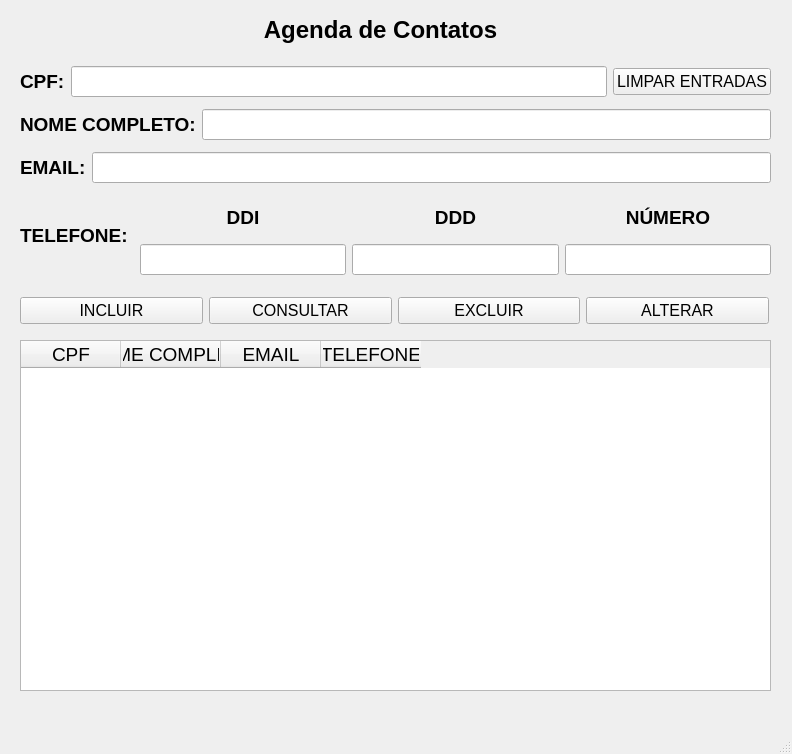
This is ProjetoAgendaContatos2023/mainwindow.ui in GubioGarcia/ProjetoAgendaDeContatos as Qt 5 draws it before an edit. The edited form follows.
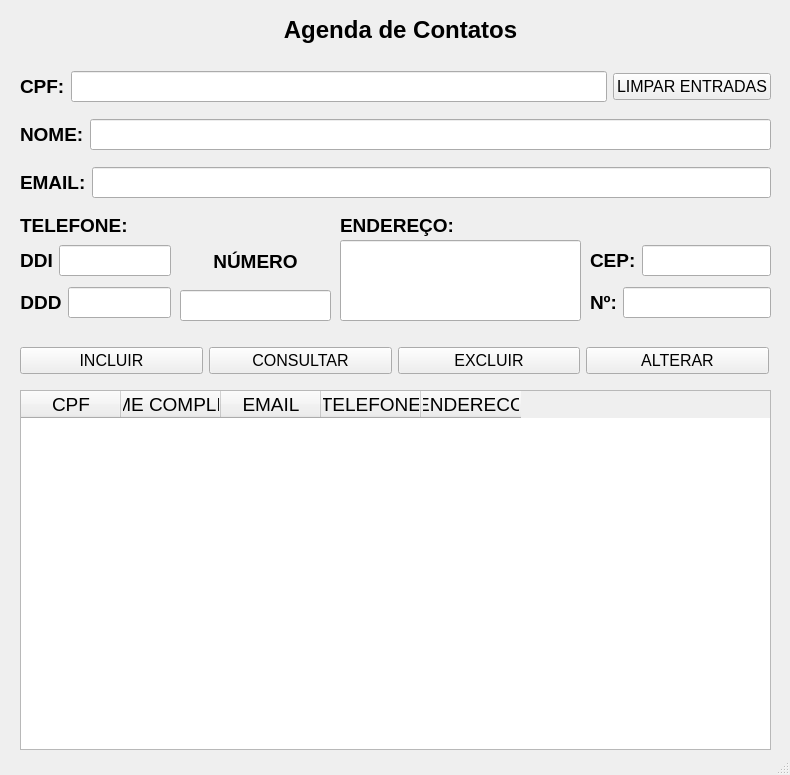
This is the edited form.

```diff
--- a/ProjetoAgendaContatos2023/mainwindow.ui
+++ b/ProjetoAgendaContatos2023/mainwindow.ui
@@ -6,10 +6,28 @@
    <rect>
     <x>0</x>
     <y>0</y>
-    <width>792</width>
-    <height>754</height>
+    <width>790</width>
+    <height>775</height>
    </rect>
   </property>
+  <property name="sizePolicy">
+   <sizepolicy hsizetype="Fixed" vsizetype="Fixed">
+    <horstretch>0</horstretch>
+    <verstretch>0</verstretch>
+   </sizepolicy>
+  </property>
+  <property name="minimumSize">
+   <size>
+    <width>790</width>
+    <height>775</height>
+   </size>
+  </property>
+  <property name="maximumSize">
+   <size>
+    <width>790</width>
+    <height>775</height>
+   </size>
+  </property>
   <property name="windowTitle">
    <string>MainWindow</string>
   </property>
@@ -17,7 +35,7 @@
    <widget class="QLabel" name="label">
     <property name="geometry">
      <rect>
-      <x>230</x>
+      <x>250</x>
       <y>10</y>
       <width>301</width>
       <height>41</height>
@@ -31,11 +49,29 @@
     <property name="geometry">
      <rect>
       <x>20</x>
-      <y>340</y>
+      <y>390</y>
       <width>751</width>
-      <height>351</height>
+      <height>360</height>
      </rect>
     </property>
+    <property name="sizePolicy">
+     <sizepolicy hsizetype="Fixed" vsizetype="Fixed">
+      <horstretch>0</horstretch>
+      <verstretch>0</verstretch>
+     </sizepolicy>
+    </property>
+    <property name="minimumSize">
+     <size>
+      <width>751</width>
+      <height>360</height>
+     </size>
+    </property>
+    <property name="maximumSize">
+     <size>
+      <width>751</width>
+      <height>360</height>
+     </size>
+    </property>
     <column>
      <property name="text">
       <string>CPF</string>
@@ -76,12 +112,22 @@
       </font>
      </property>
     </column>
+    <column>
+     <property name="text">
+      <string>ENDERECO</string>
+     </property>
+     <property name="font">
+      <font>
+       <pointsize>14</pointsize>
+      </font>
+     </property>
+    </column>
    </widget>
    <widget class="QWidget" name="layoutWidget">
     <property name="geometry">
      <rect>
       <x>20</x>
-      <y>290</y>
+      <y>340</y>
       <width>749</width>
       <height>41</height>
      </rect>
@@ -143,7 +189,7 @@
       <x>20</x>
       <y>210</y>
       <width>161</width>
-      <height>51</height>
+      <height>31</height>
      </rect>
     </property>
     <property name="text">
@@ -156,7 +202,7 @@
       <x>20</x>
       <y>60</y>
       <width>751</width>
-      <height>130</height>
+      <height>151</height>
      </rect>
     </property>
     <layout class="QVBoxLayout" name="verticalLayout">
@@ -198,7 +244,7 @@
        <item>
         <widget class="QLabel" name="label_4">
          <property name="text">
-          <string>&lt;html&gt;&lt;head/&gt;&lt;body&gt;&lt;p&gt;&lt;span style=&quot; font-size:14pt; font-weight:700;&quot;&gt;NOME COMPLETO:&lt;/span&gt;&lt;/p&gt;&lt;/body&gt;&lt;/html&gt;</string>
+          <string>&lt;html&gt;&lt;head/&gt;&lt;body&gt;&lt;p&gt;&lt;span style=&quot; font-size:14pt; font-weight:700;&quot;&gt;NOME:&lt;/span&gt;&lt;/p&gt;&lt;/body&gt;&lt;/html&gt;</string>
          </property>
         </widget>
        </item>
@@ -235,18 +281,80 @@
      </item>
     </layout>
    </widget>
+   <widget class="QLabel" name="label_12">
+    <property name="geometry">
+     <rect>
+      <x>340</x>
+      <y>210</y>
+      <width>161</width>
+      <height>31</height>
+     </rect>
+    </property>
+    <property name="text">
+     <string>&lt;html&gt;&lt;head/&gt;&lt;body&gt;&lt;p&gt;&lt;span style=&quot; font-size:14pt; font-weight:700;&quot;&gt;ENDEREÇO:&lt;/span&gt;&lt;/p&gt;&lt;/body&gt;&lt;/html&gt;</string>
+    </property>
+   </widget>
+   <widget class="QLineEdit" name="lineEditLogradouro">
+    <property name="geometry">
+     <rect>
+      <x>340</x>
+      <y>240</y>
+      <width>241</width>
+      <height>81</height>
+     </rect>
+    </property>
+    <property name="font">
+     <font>
+      <pointsize>14</pointsize>
+     </font>
+    </property>
+    <property name="toolTip">
+     <string>Logradouro</string>
+    </property>
+    <property name="text">
+     <string/>
+    </property>
+   </widget>
    <widget class="QWidget" name="layoutWidget">
     <property name="geometry">
      <rect>
-      <x>140</x>
-      <y>197</y>
-      <width>631</width>
-      <height>78</height>
+      <x>180</x>
+      <y>240</y>
+      <width>151</width>
+      <height>81</height>
      </rect>
     </property>
-    <layout class="QHBoxLayout" name="horizontalLayout_4">
+    <layout class="QVBoxLayout" name="verticalLayout_2">
      <item>
-      <layout class="QVBoxLayout" name="verticalLayout_2">
+      <widget class="QLabel" name="label_8">
+       <property name="text">
+        <string>&lt;html&gt;&lt;head/&gt;&lt;body&gt;&lt;p align=&quot;center&quot;&gt;&lt;span style=&quot; font-size:14pt; font-weight:700;&quot;&gt;NÚMERO&lt;/span&gt;&lt;/p&gt;&lt;/body&gt;&lt;/html&gt;</string>
+       </property>
+      </widget>
+     </item>
+     <item>
+      <widget class="QLineEdit" name="lineEditNumero">
+       <property name="font">
+        <font>
+         <pointsize>14</pointsize>
+        </font>
+       </property>
+      </widget>
+     </item>
+    </layout>
+   </widget>
+   <widget class="QWidget" name="layoutWidget">
+    <property name="geometry">
+     <rect>
+      <x>20</x>
+      <y>240</y>
+      <width>151</width>
+      <height>85</height>
+     </rect>
+    </property>
+    <layout class="QVBoxLayout" name="verticalLayout_3">
+     <item>
+      <layout class="QHBoxLayout" name="horizontalLayout_4">
        <item>
         <widget class="QLabel" name="label_7">
          <property name="text">
@@ -266,7 +374,7 @@
       </layout>
      </item>
      <item>
-      <layout class="QVBoxLayout" name="verticalLayout_3">
+      <layout class="QHBoxLayout" name="horizontalLayout_8">
        <item>
         <widget class="QLabel" name="label_5">
          <property name="text">
@@ -285,17 +393,49 @@
        </item>
       </layout>
      </item>
+    </layout>
+   </widget>
+   <widget class="QWidget" name="layoutWidget">
+    <property name="geometry">
+     <rect>
+      <x>590</x>
+      <y>240</y>
+      <width>181</width>
+      <height>85</height>
+     </rect>
+    </property>
+    <layout class="QVBoxLayout" name="verticalLayout_4">
      <item>
-      <layout class="QVBoxLayout" name="verticalLayout_4">
+      <layout class="QHBoxLayout" name="horizontalLayout_9">
        <item>
-        <widget class="QLabel" name="label_8">
+        <widget class="QLabel" name="label_10">
          <property name="text">
-          <string>&lt;html&gt;&lt;head/&gt;&lt;body&gt;&lt;p align=&quot;center&quot;&gt;&lt;span style=&quot; font-size:14pt; font-weight:700;&quot;&gt;NÚMERO&lt;/span&gt;&lt;/p&gt;&lt;/body&gt;&lt;/html&gt;</string>
+          <string>&lt;html&gt;&lt;head/&gt;&lt;body&gt;&lt;p&gt;&lt;span style=&quot; font-size:14pt; font-weight:700;&quot;&gt;CEP:&lt;/span&gt;&lt;/p&gt;&lt;/body&gt;&lt;/html&gt;</string>
          </property>
         </widget>
        </item>
        <item>
-        <widget class="QLineEdit" name="lineEditNumero">
+        <widget class="QLineEdit" name="lineEditCep">
+         <property name="font">
+          <font>
+           <pointsize>14</pointsize>
+          </font>
+         </property>
+        </widget>
+       </item>
+      </layout>
+     </item>
+     <item>
+      <layout class="QHBoxLayout" name="horizontalLayout_10">
+       <item>
+        <widget class="QLabel" name="label_11">
+         <property name="text">
+          <string>&lt;html&gt;&lt;head/&gt;&lt;body&gt;&lt;p&gt;&lt;span style=&quot; font-size:14pt; font-weight:700;&quot;&gt;Nº:&lt;/span&gt;&lt;/p&gt;&lt;/body&gt;&lt;/html&gt;</string>
+         </property>
+        </widget>
+       </item>
+       <item>
+        <widget class="QLineEdit" name="lineEditNumeroEndereco">
          <property name="font">
           <font>
            <pointsize>14</pointsize>
```
Left out of the diff: 2 changed lines with no effect on the pictures.
